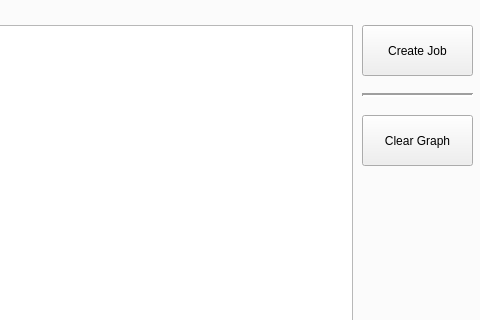
Qt form openeo_connector_dialog_base.ui (Open-EO/openeo-qgis-plugin) before a commit; both pictures show x 370 to 850 and y 201 to 521 of the 850 by 750 pixel window.
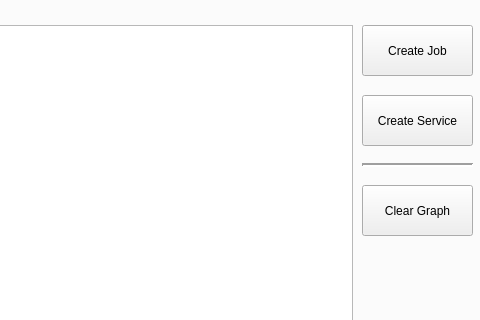
The same form after that commit. The open tabs and pages were chosen to show the change. Icons and pictures are not drawn.

Commit message: update to job and service functionality

The edit to the form file:
```diff
--- a/openeo_connector_dialog_base.ui
+++ b/openeo_connector_dialog_base.ui
@@ -961,7 +961,7 @@
      <property name="geometry">
       <rect>
        <x>730</x>
-       <y>120</y>
+       <y>190</y>
        <width>111</width>
        <height>51</height>
       </rect>
@@ -1010,7 +1010,7 @@
      <property name="geometry">
       <rect>
        <x>730</x>
-       <y>90</y>
+       <y>160</y>
        <width>111</width>
        <height>20</height>
       </rect>
@@ -1031,6 +1031,26 @@
       <enum>Qt::Horizontal</enum>
      </property>
     </widget>
+    <widget class="QPushButton" name="sendButton_service">
+     <property name="geometry">
+      <rect>
+       <x>730</x>
+       <y>100</y>
+       <width>111</width>
+       <height>51</height>
+      </rect>
+     </property>
+     <property name="text">
+      <string>Create Service</string>
+     </property>
+    </widget>
+    <zorder>sendButton_service</zorder>
+    <zorder>label_4</zorder>
+    <zorder>clearButton</zorder>
+    <zorder>processgraphEdit</zorder>
+    <zorder>sendButton</zorder>
+    <zorder>label_23</zorder>
+    <zorder>line_5</zorder>
    </widget>
    <widget class="QWidget" name="tab_4">
     <attribute name="title">
```
Left out of the diff: 3 changed lines with no effect on the pictures. The commit also changes 2 other files.
